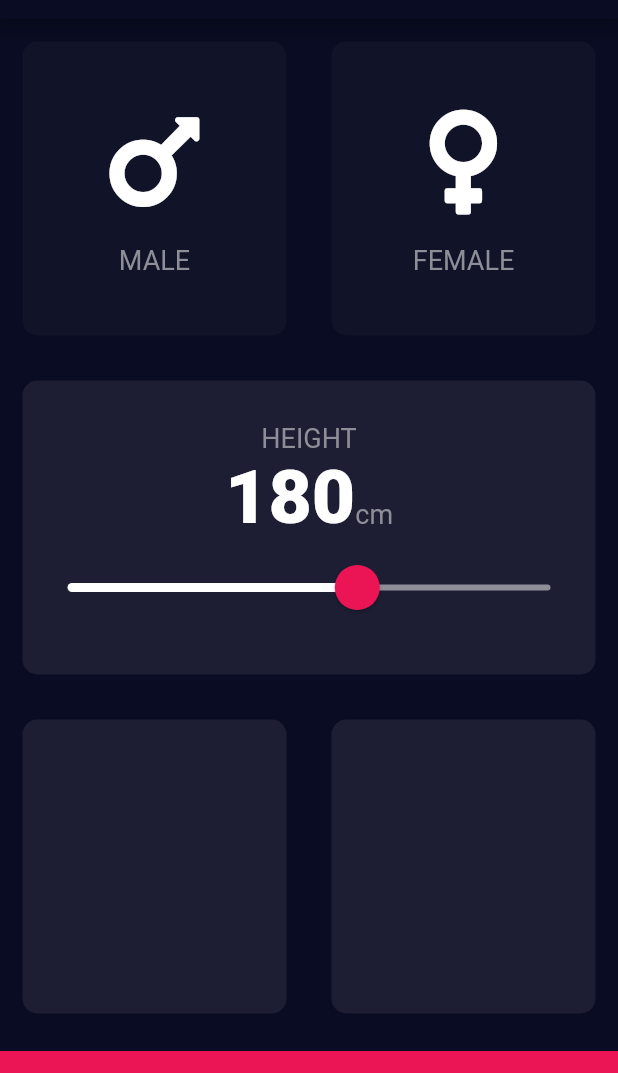
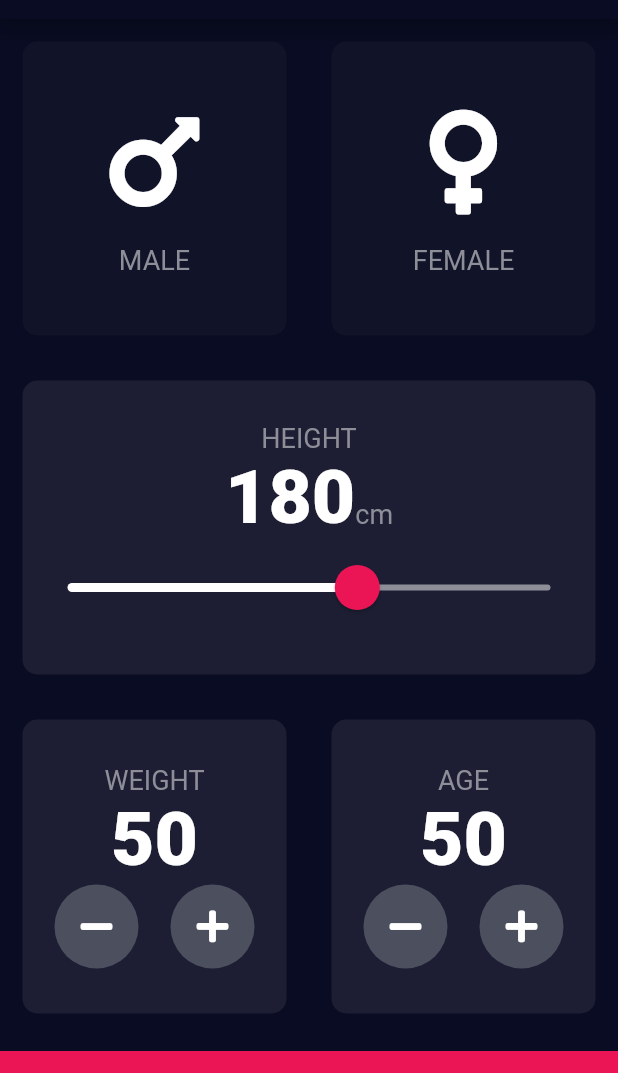
Before and after one commit to m0vntain/bmi-calculator-flutter, a Flutter app: the screen it shows after launch, on a phone screen of 412 x 824 dp, the part 65-1138 px from its top. Run offline on Flutter 3.47's test engine with Material 2 defaults, Android fonts, the phone set to English and light mode, and no system bars; our stand-ins replace font_awesome_flutter.

Commit message:
-include Slider -add weight and age functionality

```diff
--- a/lib/input_page.dart
+++ b/lib/input_page.dart
@@ -18,6 +18,8 @@ class _InputPageState extends State<InputPage> {
   Color femaleCardColor = kInactiveCardColor;
   GenderType selectedGender;
   int height = 180;
+  int weight = 50;
+  int age = 22;
 
   @override
   Widget build(BuildContext context) {
@@ -87,12 +89,13 @@ class _InputPageState extends State<InputPage> {
                         ),
                         SliderTheme(
                           data: SliderTheme.of(context).copyWith(
-                            thumbColor: Color(0xFFEB1555),
-                            overlayColor: Color(0x29EB1555),
-                            thumbShape: RoundSliderThumbShape(enabledThumbRadius: 15.0),
-                            overlayShape: RoundSliderOverlayShape(overlayRadius: 30.0),
-                            activeTrackColor: Colors.white
-                          ),
+                              thumbColor: Color(0xFFEB1555),
+                              overlayColor: Color(0x29EB1555),
+                              thumbShape: RoundSliderThumbShape(
+                                  enabledThumbRadius: 15.0),
+                              overlayShape:
+                                  RoundSliderOverlayShape(overlayRadius: 30.0),
+                              activeTrackColor: Colors.white),
                           child: Slider(
                             value: height.toDouble(),
                             min: 120.0,
@@ -119,11 +122,65 @@ class _InputPageState extends State<InputPage> {
                 Expanded(
                   child: ReusableCard(
                     colour: kActiveCardColor,
+                    cardChild: Column(
+                      mainAxisAlignment: MainAxisAlignment.center,
+                      children: <Widget>[
+                        Text('WEIGHT', style: kLabelTextStyle),
+                        Text(weight.toString(), style: kNumberTextStyle),
+                        Row(
+                          mainAxisAlignment: MainAxisAlignment.spaceEvenly,
+                          children: [
+                            RoundIconButton(
+                                passedIcon: FontAwesomeIcons.minus,
+                                onPressed: () {
+                                  setState(() {
+                                    weight -= 1;
+                                  });
+                                }),
+                            RoundIconButton(
+                              passedIcon: FontAwesomeIcons.plus,
+                              onPressed: () {
+                                setState(() {
+                                  weight += 1;
+                                });
+                              },
+                            ),
+                          ],
+                        ),
+                      ],
+                    ),
                   ),
                 ),
                 Expanded(
                   child: ReusableCard(
                     colour: kActiveCardColor,
+                    cardChild: Column(
+                      mainAxisAlignment: MainAxisAlignment.center,
+                      children: <Widget>[
+                        Text('AGE', style: kLabelTextStyle),
+                        Text(weight.toString(), style: kNumberTextStyle),
+                        Row(
+                          mainAxisAlignment: MainAxisAlignment.spaceEvenly,
+                          children: [
+                            RoundIconButton(
+                                passedIcon: FontAwesomeIcons.minus,
+                                onPressed: () {
+                                  setState(() {
+                                    age -= 1;
+                                  });
+                                }),
+                            RoundIconButton(
+                              passedIcon: FontAwesomeIcons.plus,
+                              onPressed: () {
+                                setState(() {
+                                  age += 1;
+                                });
+                              },
+                            ),
+                          ],
+                        ),
+                      ],
+                    ),
                   ),
                 ),
               ],
@@ -140,3 +197,27 @@ class _InputPageState extends State<InputPage> {
     );
   }
 }
+
+class RoundIconButton extends StatelessWidget {
+  RoundIconButton({this.passedIcon, this.onPressed});
+
+  final IconData passedIcon;
+  final Function onPressed;
+
+  @override
+  Widget build(BuildContext context) {
+    return RawMaterialButton(
+      onPressed: () {
+        onPressed();
+      },
+      elevation: 0.0,
+      shape: CircleBorder(),
+      fillColor: Color(0xFF4C4F5E),
+      constraints: BoxConstraints.tightFor(
+        width: 56.0,
+        height: 56.0,
+      ),
+      child: Icon(passedIcon),
+    );
+  }
+}
```
